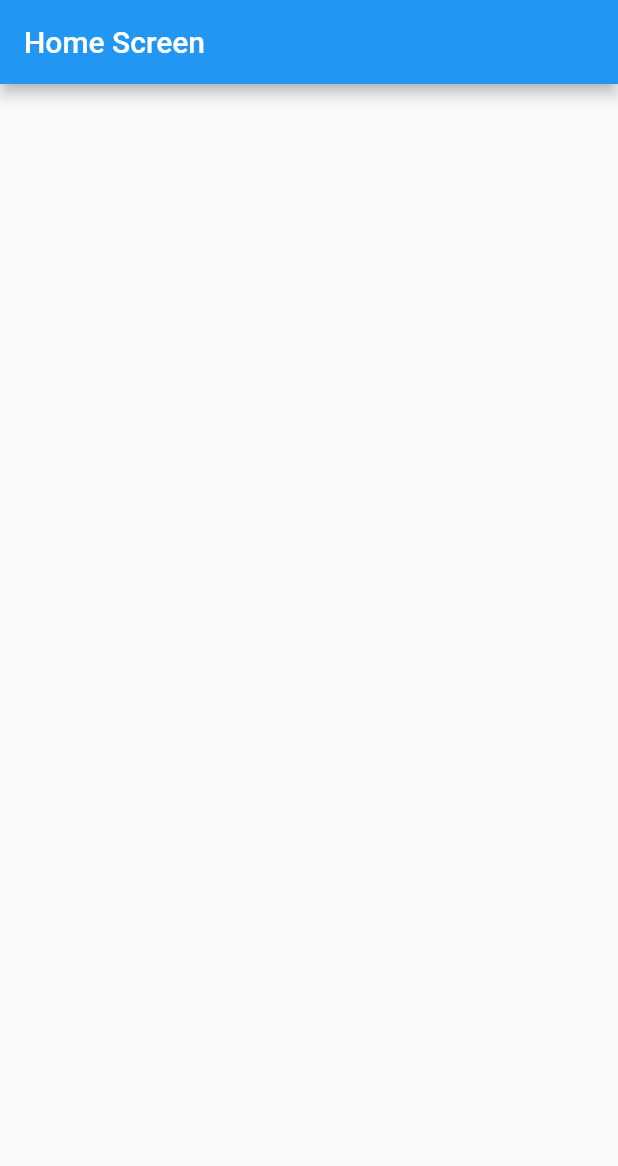
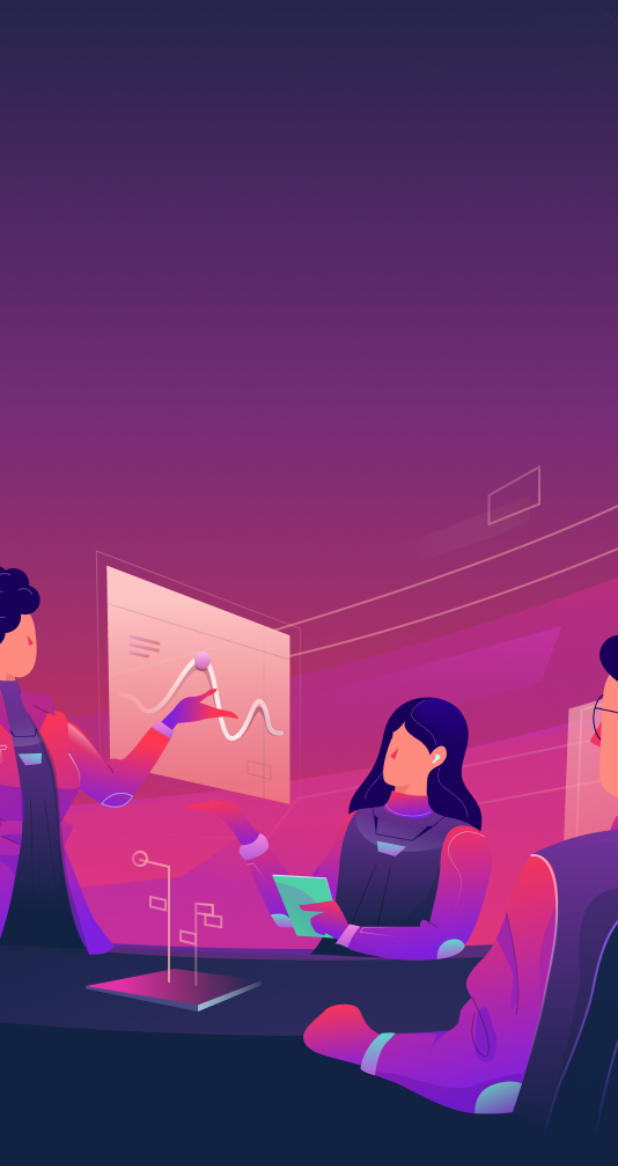
Before and after one commit to knightvertrag/Bug-Tracker, a Flutter app: the screen it shows after launch, on a phone screen of 412 x 824 dp. Shown: the top 1166 px of the screen. Run offline on Flutter 3.47's test engine with Material 2 defaults, Android fonts, the phone set to English and light mode, and no system bars.

Commit message:
Background built

```diff
--- a/lib/pages/home.dart
+++ b/lib/pages/home.dart
@@ -8,9 +8,17 @@ class Home extends StatefulWidget {
 class _HomeState extends State<Home> {
   @override
   Widget build(BuildContext context) {
+    var size = MediaQuery.of(context).size;
     return Scaffold(
-      appBar: AppBar(
-        title: Text("Home Screen"),
+      body: Container(
+        width: size.width,
+        height: size.height,
+        decoration: BoxDecoration(
+          image: DecorationImage(
+            image: AssetImage("assets/images/background.png"),
+            fit: BoxFit.cover,
+          ),
+        ),
       ),
     );
   }
```
